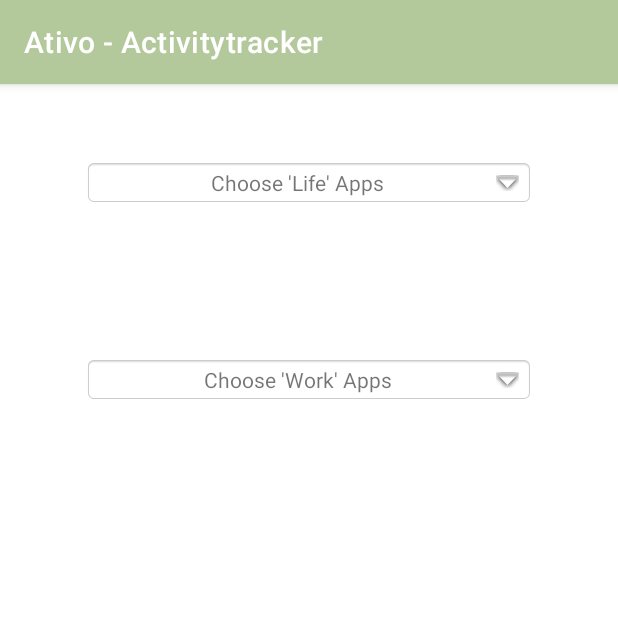
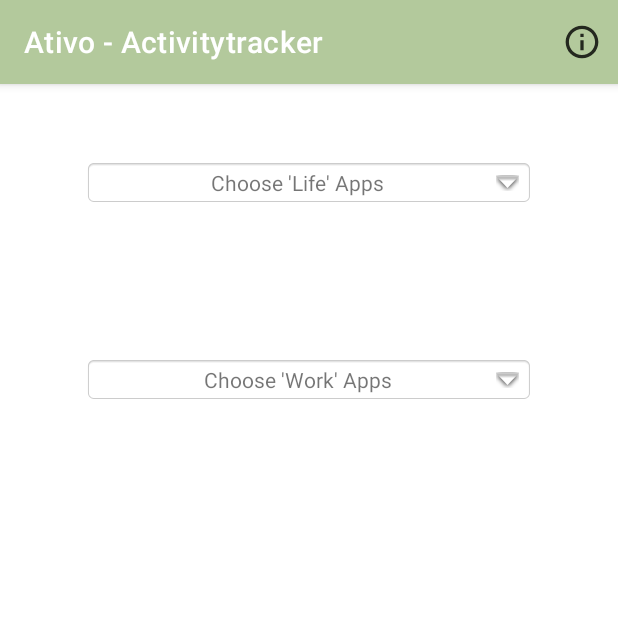
Before and after one commit to leoniehandschmann/BA_ActivityTracker, an Android app: the MainActivity screen opened directly, with no data from a screen before it, item 3 of the bottom bar chosen, on a phone screen of 412 x 824 dp, the top half of it. Run offline under Robolectric (Android 15) with nearby library versions, the light colour scheme and no system bars; libraries missing offline, so code that uses them is left out: com.github.mikephil.charting, com.karumi.dexter; 8 statements that could not run were skipped.

Commit message:
info texte

```diff
--- a/app/src/main/java/com/example/activitytracker/LocationTracking.java
+++ b/app/src/main/java/com/example/activitytracker/LocationTracking.java
@@ -274,6 +274,7 @@ public class LocationTracking extends Fragment implements OnMapReadyCallback {
                     buffer.append("Timestamp: "+cursor.getString(3)+"\n\n");
                 }
 
+
                 AlertDialog.Builder builder = new AlertDialog.Builder(LocationTracking.this.getContext());
                 builder.setCancelable(true);
                 builder.setTitle("Last Locations");
--- /dev/null
+++ b/app/src/main/res/drawable-anydpi/info.xml
@@ -0,0 +1,16 @@
+<vector xmlns:android="http://schemas.android.com/apk/res/android"
+    android:width="24dp"
+    android:height="24dp"
+    android:viewportWidth="24"
+    android:viewportHeight="24"
+    android:tint="#000000"
+    android:alpha="0.8">
+  <group android:scaleX="1.0909091"
+      android:scaleY="1.0909091"
+      android:translateX="-1.0909091"
+      android:translateY="-1.0909091">
+    <path
+        android:fillColor="@android:color/white"
+        android:pathData="M11,7h2v2h-2zM11,11h2v6h-2zM12,2C6.48,2 2,6.48 2,12s4.48,10 10,10 10,-4.48 10,-10S17.52,2 12,2zM12,20c-4.41,0 -8,-3.59 -8,-8s3.59,-8 8,-8 8,3.59 8,8 -3.59,8 -8,8z"/>
+  </group>
+</vector>
--- a/app/src/main/res/layout/main_activity.xml
+++ b/app/src/main/res/layout/main_activity.xml
@@ -7,6 +7,7 @@
     xmlns:app="http://schemas.android.com/apk/res-auto"
     android:layout_width="match_parent"
     android:layout_height="match_parent">
+
 
     <FrameLayout
         android:id="@+id/rootLayout"
--- /dev/null
+++ b/app/src/main/res/menu/top_info_navigation_menu.xml
@@ -0,0 +1,8 @@
+<?xml version="1.0" encoding="utf-8"?>
+<menu xmlns:android="http://schemas.android.com/apk/res/android"
+    xmlns:app="http://schemas.android.com/apk/res-auto">
+    <item android:id="@+id/info_icon"
+        android:icon="@drawable/info"
+        app:showAsAction="ifRoom"
+        android:title="Info" />
+</menu>
--- a/app/src/main/res/values/strings.xml
+++ b/app/src/main/res/values/strings.xml
@@ -12,4 +12,10 @@
     <string name="notification_channel_descript">Channel for Data Export Reminder</string>
     <string name="notification_title">Erinnerung zum Daten Export</string>
     <string name="notification_text">Hast du deine Daten heute schon bewertet und exportiert?</string>
+    <string name="info_homescreen">Hier befindet sich der Homescreen. \n\nDu siehst hier eine Übersicht über deine Schritte in dieser Woche. \n\nZudem zeigt eine Liste die Standorte an, an denen du dich heute aufgehalten hast.</string>
+    <string name="info_location">Hier befindet sich das Location Tracking. \n\nDein Standort wird jede Stunde erfasst und gespeichert. Außerdem kannst du deinen heutigen zurückgelegten Weg auch in der Karte anhand der rote Linie erkennen. \n\nDeine Schrittanzahl wird ebenso erfasst und dokumentiert. Wechsle den Regler, dann siehst du deine zurückgelegten Kilometer.</string>
+    <string name="info_screenTime">Beim Screentime Tracking kannst du deine installierten Apps in die Bereiche \'Work\' und \'Life\' einteilen. \n\n Das System zeigt dir dann deine verbrachte Zeit in den Apps an.</string>
+    <string name="info_evaluation">Hier bitten wir dich all die gesammelten Daten zu evaluieren. \nDas ist eine rein subjektive Beurteilung der Aktivitäten, du kannst also nichts falsch machen!</string>
+    <string name="info_export">Hier sollen deine Daten einmal täglich an unser Team übermittelt werden. \nEs wird eine Übersicht aller zu exportierenden Daten gegeben. \n\nMöchtest du noch etwas hinzufügen? Nutze gerne das AnmerkungenFeld für persönliche Notizen.</string>
+
 </resources>
```
Also changed, not shown: app/src/main/java/com/example/activitytracker/MainActivity.java (+54 -0 lines).
